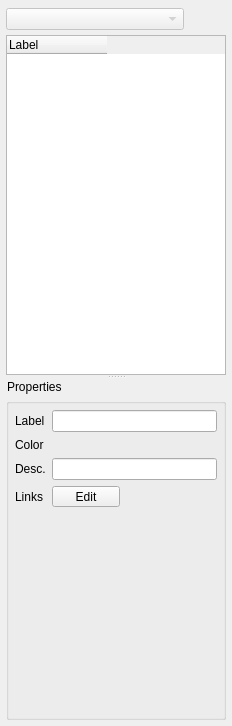
Above: Tools/Mokka/ModelDockWidget.ui from Biomechanical-ToolKit/BTKCore before the change. Below: the same form after it.
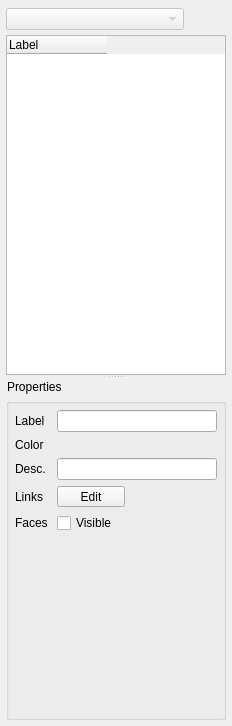
That is the form after the change. The open tabs and pages were chosen to show the change. Icons and pictures are not drawn. Custom widgets are drawn as their Qt base class.

Commit message: [ENH] Mokka: New action "Export > STL files" based on the class btk::MultiSTLFileWriter. [UPD] Mokka: New property to show/hide the surface of each segment (with undo/redo actions). [UPD] Mokka: The property to show/hide the surface of each segment is stored in the MVC file. [UPD] Mokka: Class Segment store its triangle mesh [UPD] Mokka: Usage of the macro MOKKA_VERSION_STRING simplified.

```diff
--- a/Tools/Mokka/ModelDockWidget.ui
+++ b/Tools/Mokka/ModelDockWidget.ui
@@ -341,6 +341,19 @@
                 </widget>
                </item>
                <item row="4" column="0">
+                <widget class="QLabel" name="segmentSurfaceLabel">
+                 <property name="minimumSize">
+                  <size>
+                   <width>0</width>
+                   <height>20</height>
+                  </size>
+                 </property>
+                 <property name="text">
+                  <string>Faces </string>
+                 </property>
+                </widget>
+               </item>
+               <item row="5" column="0">
                 <spacer name="verticalSpacer_5">
                  <property name="orientation">
                   <enum>Qt::Vertical</enum>
@@ -356,6 +369,13 @@
                  </property>
                 </spacer>
                </item>
+               <item row="4" column="1">
+                <widget class="QCheckBox" name="segmentSurfaceVisibilityCheckBox">
+                 <property name="text">
+                  <string>Visible</string>
+                 </property>
+                </widget>
+               </item>
               </layout>
              </widget>
              <widget class="QWidget" name="markerPage">
```
Left out of the diff: 2 changed lines with no effect on the pictures. The commit also changes 17 other files.
